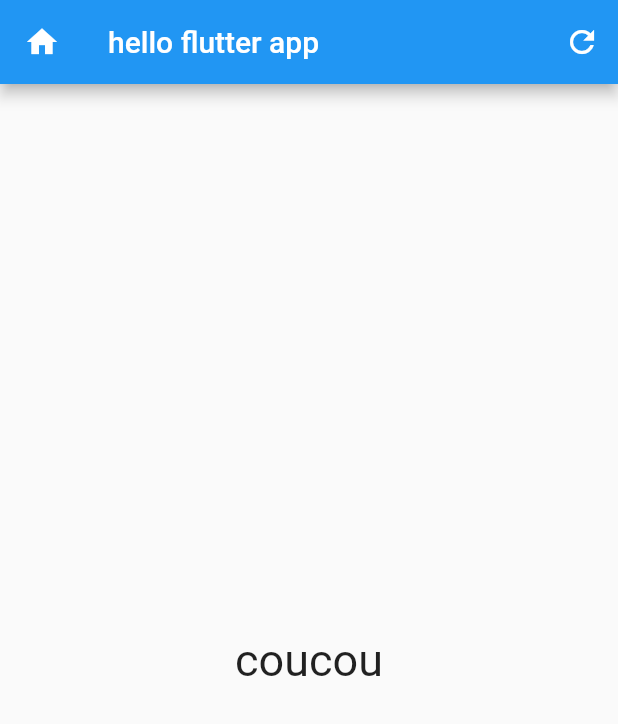
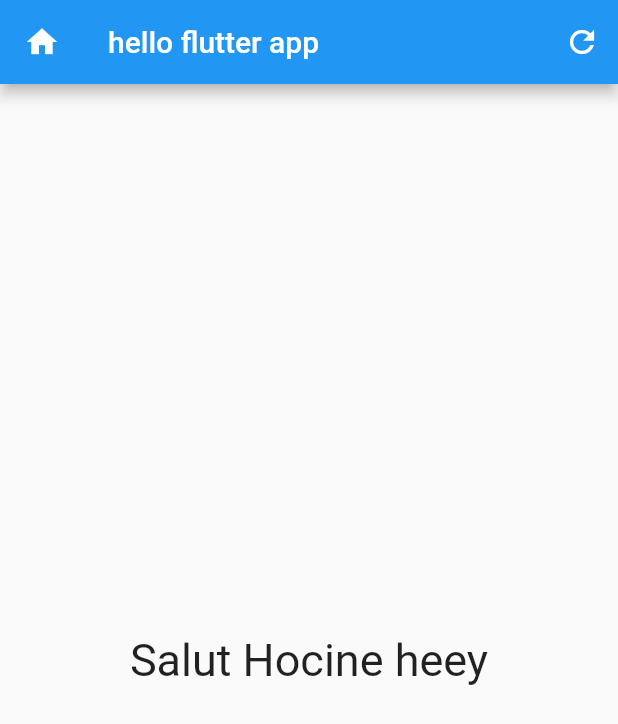
Before and after one commit to AMELkhdfjd/first-Flutter-App, a Flutter app: the screen it shows after launch, after a tap on the "refresh" icon, on a phone screen of 412 x 824 dp. Shown: the top 724 px of the screen. Run offline on Flutter 3.47's test engine with Material 2 defaults, Android fonts, the phone set to English and light mode, and no system bars.

Commit message:
completing first section

```diff
--- a/lib/main.dart
+++ b/lib/main.dart
@@ -15,7 +15,7 @@ _helloFlutterStateApp createState() => _helloFlutterStateApp();
 
 }
 String english = "Salut Amel !";
-String spanish = "coucou";
+String spanish = "Salut Hocine heey";
 
 class _helloFlutterStateApp extends State<MyApp>{
   //Dephault greeting is in english
@@ -47,7 +47,7 @@ Widget build(BuildContext context){
       body: Center(
         child: Text(
           displaytext,
-          style:TextStyle(fontSize: 30),
+          style:TextStyle(fontSize: 30, fontWeight: FontWeight.normal)
         ),
       ),
 
```
